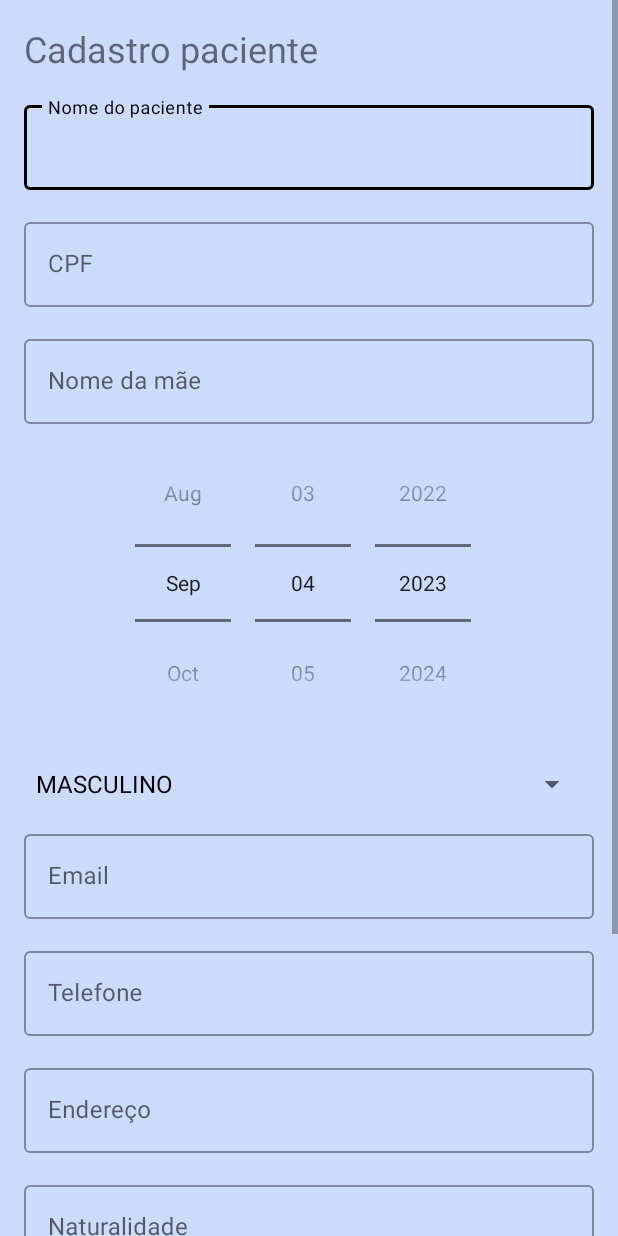
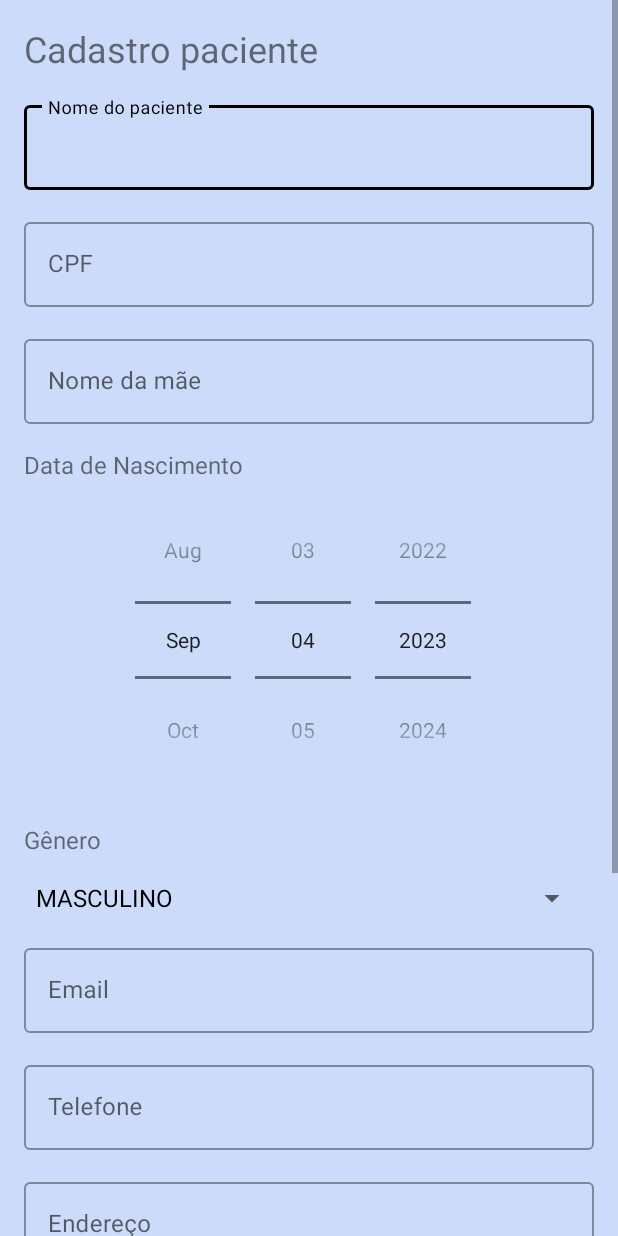
Before and after one commit to HenriqueGalli/ERPHealthCare, an Android app: the CadastroPacienteActivity screen opened directly, with no data from a screen before it, on a phone screen of 412 x 824 dp. Run offline under Robolectric (Android 15) with nearby library versions, the phone set to English and light mode, and no system bars; our stand-ins replace data binding.

Commit message:
feature: correção cadastro e edição

```diff
--- a/app/src/main/java/com/project/erphealthcare/data/model/Paciente.kt
+++ b/app/src/main/java/com/project/erphealthcare/data/model/Paciente.kt
@@ -19,4 +19,14 @@ data class Paciente(
     @Json(name = "cpf") var cpf: String?,
     @Json(name = "naturalidade") var naturalidade: String?,
     @Json(name = "enderecoCompleto") var enderecoCompleto: String?
-): Serializable
+): Serializable {
+    fun getBirthDay(): Int {
+        return dataNascimento?.split('-')?.get(2)?.substring(0,2)?.toInt() ?: 0
+    }
+    fun getBirthMonth(): Int {
+        return dataNascimento?.split('-')?.get(1)?.toInt()?.minus(1) ?: 0
+    }
+    fun getBirthYear(): Int {
+        return dataNascimento?.split('-')?.get(0)?.toInt() ?: 0
+    }
+}
--- a/app/src/main/java/com/project/erphealthcare/ui/login/LoginActivity.kt
+++ b/app/src/main/java/com/project/erphealthcare/ui/login/LoginActivity.kt
@@ -96,6 +96,7 @@ class LoginActivity : AppCompatActivity() {
             login.setOnClickListener {
                 loading.visibility = View.VISIBLE
                 loginViewModel.login(username.text.toString(), password.text.toString())
+                //binding.loginErro?.visibility = View.GONE
                 val imm = context.getSystemService(Context.INPUT_METHOD_SERVICE) as InputMethodManager
                 imm.hideSoftInputFromWindow(windowToken, 0)
             }
@@ -112,7 +113,6 @@ class LoginActivity : AppCompatActivity() {
         val intent = Intent(this, HomePacienteActivity::class.java)
         intent.putExtra("TOKEN", model.apiKey)
         startActivity(intent)
-        //this.finish()
     }
 
     private fun showLoginFailed(@SuppressLint("SupportAnnotationUsage") @StringRes errorString: String) {
@@ -121,9 +121,6 @@ class LoginActivity : AppCompatActivity() {
     }
 }
 
-/**
- * Extension function to simplify setting an afterTextChanged action to EditText components.
- */
 fun EditText.afterTextChanged(afterTextChanged: (String) -> Unit) {
     this.addTextChangedListener(object : TextWatcher {
         override fun afterTextChanged(editable: Editable?) {
--- a/app/src/main/java/com/project/erphealthcare/ui/paciente/cadastro/CadastroPacienteActivity.kt
+++ b/app/src/main/java/com/project/erphealthcare/ui/paciente/cadastro/CadastroPacienteActivity.kt
@@ -11,7 +11,6 @@ import androidx.databinding.DataBindingUtil
 import br.com.preventivewelfare.api.result.DeleteUserResult
 import br.com.preventivewelfare.api.result.EditUserResult
 import com.project.erphealthcare.R
-import com.project.erphealthcare.data.api.ERPDataSource
 import com.project.erphealthcare.data.model.Paciente
 import com.project.erphealthcare.data.result.CreatePacienteResult
 import com.project.erphealthcare.databinding.ActivityCadastroPacienteBinding
@@ -38,13 +37,12 @@ class CadastroPacienteActivity : AppCompatActivity() {
         binding.viewModel = this
         setupListener()
         setupObserver()
-        setupFields()
         if (intent.hasExtra("PACIENTE")) {
             setupEditUser()
-        }
-        else{
+        } else {
             binding.editTextAltura.editText?.setText("")
             binding.editTextPeso.editText?.setText("")
+            setupFields()
         }
 
     }
@@ -52,8 +50,13 @@ class CadastroPacienteActivity : AppCompatActivity() {
     private fun setupEditUser() {
         paciente = intent.getSerializableExtra("PACIENTE") as Paciente
         binding.user = paciente
+        setupFields()
         binding.tvCadastrarPaciente.text = "Editar dados paciente"
         binding.buttonExcluir.visibility = View.VISIBLE
+        binding.simpleDatePicker.updateDate(
+            paciente!!.getBirthYear(),
+            paciente!!.getBirthMonth(), paciente!!.getBirthDay()
+        )
         binding.buttonEnviar.text = "Salvar"
         isNewUser = false
     }
@@ -180,10 +183,11 @@ class CadastroPacienteActivity : AppCompatActivity() {
             if (isNewUser) {
                 val paciente = Paciente(
                     nome = binding.editTextNome.editText?.text.toString(),
-                    cpf = binding.editTextCpf.text.toString().replace("-","").replace(".",""),
+                    cpf = binding.editTextCpf.text.toString().replace("-", "").replace(".", ""),
                     nomeMae = binding.editTextNomeMae.editText?.text.toString(),
                     email = binding.editTextEmail.editText?.text.toString(),
-                    telefone = binding.editTextTelefone.editText?.text.toString(),
+                    telefone = binding.editTextTelefone.editText?.text.toString().replace("(", "")
+                        .replace(")", "").replace("-", ""),
                     enderecoCompleto = binding.editTextEndereco.editText?.text.toString(),
                     naturalidade = binding.editTextNaturalidade.editText?.text.toString(),
                     peso = binding.editTextPeso.editText?.text.toString().toFloat(),
@@ -194,13 +198,14 @@ class CadastroPacienteActivity : AppCompatActivity() {
                     tipoSanguineo = binding.spinnerTipoSanguineo.selectedItem.toString()
                 )
                 viewModel.cadastrarPaciente(paciente)
-            } else{
+            } else {
                 val paciente = Paciente(
                     nome = binding.editTextNome.editText?.text.toString(),
-                    cpf = binding.editTextCpf.text.toString().replace("-","").replace(".",""),
+                    cpf = binding.editTextCpf.text.toString().replace("-", "").replace(".", ""),
                     nomeMae = binding.editTextNomeMae.editText?.text.toString(),
                     email = binding.editTextEmail.editText?.text.toString(),
-                    telefone = binding.editTextTelefone.editText?.text.toString(),
+                    telefone = binding.editTextTelefone.editText?.text.toString().replace("(", "")
+                        .replace(")", "").replace("-", ""),
                     enderecoCompleto = binding.editTextEndereco.editText?.text.toString(),
                     naturalidade = binding.editTextNaturalidade.editText?.text.toString(),
                     peso = binding.editTextPeso.editText?.text.toString().toFloat(),
@@ -215,7 +220,7 @@ class CadastroPacienteActivity : AppCompatActivity() {
         }
     }
 
-    fun excluir(){
+    fun excluir() {
         val builder = AlertDialog.Builder(this)
         builder.setMessage("Você realmente quer deletar o usuário?")
             .setCancelable(false)
@@ -274,7 +279,6 @@ class CadastroPacienteActivity : AppCompatActivity() {
     }
 
 
-
     private fun getDate(): String {
         val year = binding.simpleDatePicker.year
         val month = setupMonth()
--- a/app/src/main/res/layout/activity_cadastro_paciente.xml
+++ b/app/src/main/res/layout/activity_cadastro_paciente.xml
@@ -54,7 +54,9 @@
                 <com.google.android.material.textfield.TextInputEditText
                     android:layout_width="match_parent"
                     android:layout_height="wrap_content"
+                    android:inputType="text"
                     android:maxLines="1"
+                    android:singleLine="true"
                     android:text="@={user.nome}" />
 
             </com.google.android.material.textfield.TextInputLayout>
@@ -93,10 +95,22 @@
                 <com.google.android.material.textfield.TextInputEditText
                     android:layout_width="match_parent"
                     android:layout_height="wrap_content"
+                    android:inputType="text"
                     android:maxLines="1"
+                    android:singleLine="true"
                     android:text="@={user.nomeMae}" />
 
             </com.google.android.material.textfield.TextInputLayout>
+
+            <TextView
+                android:id="@+id/tvDataNascimento"
+                android:layout_width="match_parent"
+                android:layout_height="wrap_content"
+                android:textSize="16sp"
+                android:layout_marginTop="16dp"
+                android:text="Data de Nascimento"
+                app:layout_constraintStart_toStartOf="@id/editTextNomeMae"
+                app:layout_constraintTop_toBottomOf="@+id/editTextNomeMae" />
 
             <DatePicker
                 android:id="@+id/simpleDatePicker"
@@ -105,9 +119,18 @@
                 android:calendarViewShown="false"
                 android:datePickerMode="spinner"
                 app:layout_constraintEnd_toEndOf="parent"
-                app:layout_constraintStart_toStartOf="@+id/editTextNomeMae"
-                app:layout_constraintTop_toBottomOf="@+id/editTextNomeMae" />
+                app:layout_constraintStart_toStartOf="@+id/tvDataNascimento"
+                app:layout_constraintTop_toBottomOf="@+id/tvDataNascimento" />
 
+            <TextView
+                android:id="@+id/tvGenero"
+                android:layout_width="match_parent"
+                android:layout_height="wrap_content"
+                android:textSize="16sp"
+                android:layout_marginTop="16dp"
+                android:text="Gênero"
+                app:layout_constraintStart_toStartOf="@id/simpleDatePicker"
+                app:layout_constraintTop_toBottomOf="@+id/simpleDatePicker" />
 
             <Spinner
                 android:id="@+id/spinnerGenero"
@@ -118,7 +141,7 @@
                 android:layout_marginEnd="4dp"
                 app:layout_constraintEnd_toEndOf="parent"
                 app:layout_constraintStart_toStartOf="parent"
-                app:layout_constraintTop_toBottomOf="@+id/simpleDatePicker" />
+                app:layout_constraintTop_toBottomOf="@+id/tvGenero" />
 
             <com.google.android.material.textfield.TextInputLayout
                 android:id="@+id/editTextEmail"
@@ -133,7 +156,9 @@
                 <com.google.android.material.textfield.TextInputEditText
                     android:layout_width="match_parent"
                     android:layout_height="wrap_content"
+                    android:inputType="text"
                     android:maxLines="1"
+                    android:singleLine="true"
                     android:text="@{user.email}" />
 
             </com.google.android.material.textfield.TextInputLayout>
@@ -153,6 +178,7 @@
                     android:layout_height="wrap_content"
                     android:inputType="number"
                     android:maxLines="1"
+                    android:singleLine="true"
                     android:text="@{user.telefone}" />
 
             </com.google.android.material.textfield.TextInputLayout>
@@ -171,7 +197,9 @@
                 <com.google.android.material.textfield.TextInputEditText
                     android:layout_width="match_parent"
                     android:layout_height="wrap_content"
+                    android:inputType="text"
                     android:maxLines="1"
+                    android:singleLine="true"
                     android:text="@={user.enderecoCompleto}" />
 
             </com.google.android.material.textfield.TextInputLayout>
@@ -183,16 +211,29 @@
                 android:layout_height="wrap_content"
                 android:layout_marginTop="16dp"
                 android:hint="Naturalidade"
+                android:maxLines="1"
                 app:layout_constraintStart_toStartOf="@+id/editTextEndereco"
                 app:layout_constraintTop_toBottomOf="@+id/editTextEndereco">
 
                 <com.google.android.material.textfield.TextInputEditText
                     android:layout_width="match_parent"
                     android:layout_height="wrap_content"
+                    android:inputType="text"
                     android:maxLines="1"
+                    android:singleLine="true"
                     android:text="@={user.naturalidade}" />
 
             </com.google.android.material.textfield.TextInputLayout>
+
+            <TextView
+                android:id="@+id/tvTipoSanguineo"
+                android:layout_width="match_parent"
+                android:layout_height="wrap_content"
+                android:textSize="16sp"
+                android:layout_marginTop="16dp"
+                android:text="Tipo Sanguíneo"
+                app:layout_constraintStart_toStartOf="@id/editTextNaturalidade"
+                app:layout_constraintTop_toBottomOf="@+id/editTextNaturalidade" />
 
             <Spinner
                 android:id="@+id/spinnerTipoSanguineo"
@@ -225,6 +266,7 @@
                     android:layout_height="wrap_content"
                     android:inputType="numberDecimal"
                     android:maxLines="1"
+                    android:singleLine="true"
                     android:text="@{String.valueOf(user.peso)}" />
 
             </com.google.android.material.textfield.TextInputLayout>
@@ -246,8 +288,9 @@
                 <com.google.android.material.textfield.TextInputEditText
                     android:layout_width="match_parent"
                     android:layout_height="wrap_content"
-                    android:inputType="numberDecimal"
+                    android:inputType="text"
                     android:maxLines="1"
+                    android:singleLine="true"
                     android:text="@{String.valueOf(user.altura)}" />
             </com.google.android.material.textfield.TextInputLayout>
 
@@ -268,8 +311,9 @@
                 <com.google.android.material.textfield.TextInputEditText
                     android:layout_width="match_parent"
                     android:layout_height="wrap_content"
-                    android:inputType="textPassword"
+                    android:inputType="text"
                     android:maxLines="1"
+                    android:singleLine="true"
                     android:text="@{user.senha}" />
 
             </com.google.android.material.textfield.TextInputLayout>
```
